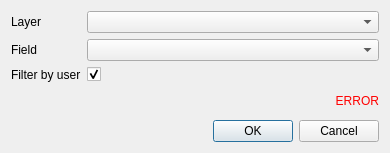
Old version of the form lizmap/resources/ui/ui_form_filter_by_login.ui in the repository 3liz/lizmap-plugin.
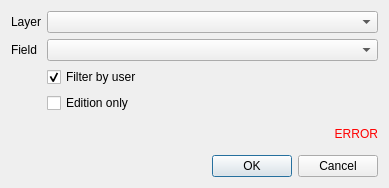
New version of the form. Custom widgets are drawn as their Qt base class.

Commit message: filter by user on edition only

Patch:
```diff
--- a/lizmap/resources/ui/ui_form_filter_by_login.ui
+++ b/lizmap/resources/ui/ui_form_filter_by_login.ui
@@ -6,8 +6,8 @@
    <rect>
     <x>0</x>
     <y>0</y>
-    <width>390</width>
-    <height>153</height>
+    <width>389</width>
+    <height>188</height>
    </rect>
   </property>
   <property name="windowTitle">
@@ -39,23 +39,23 @@
      <item row="1" column="1">
       <widget class="QgsFieldComboBox" name="field"/>
      </item>
-     <item row="2" column="0">
-      <widget class="QLabel" name="label_filter_user">
-       <property name="text">
-        <string>Filter by user</string>
-       </property>
-      </widget>
-     </item>
      <item row="2" column="1">
       <widget class="QCheckBox" name="filter_by_user">
        <property name="text">
-        <string/>
+        <string>Filter by user</string>
        </property>
        <property name="checked">
         <bool>true</bool>
        </property>
       </widget>
      </item>
+     <item row="3" column="1">
+      <widget class="QCheckBox" name="edition_only">
+       <property name="text">
+        <string>Edition only</string>
+       </property>
+      </widget>
+     </item>
     </layout>
    </item>
    <item>
```
The commit also changes 3 other files.
